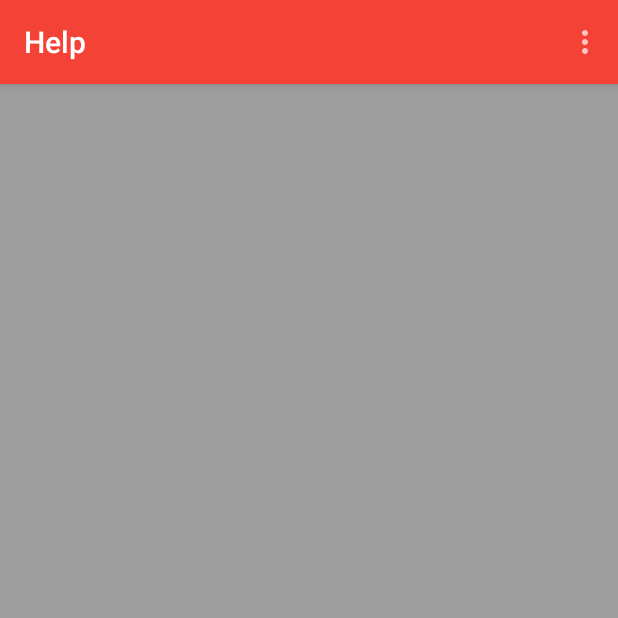
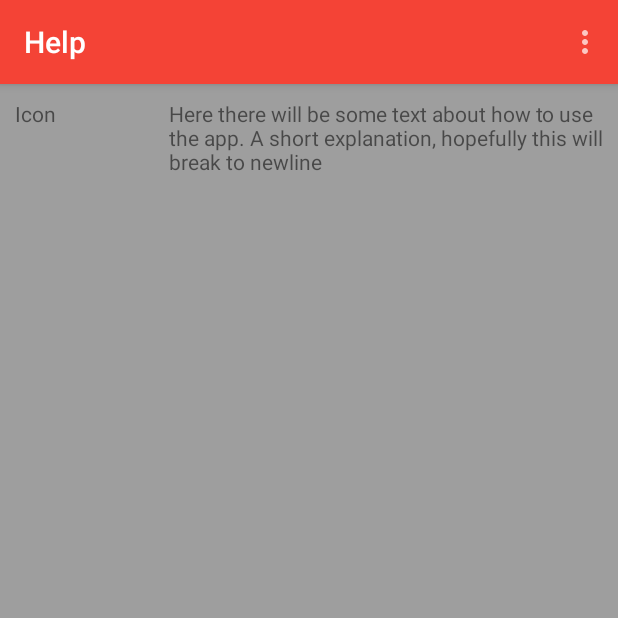
Before and after one commit to phuston/Kyzr, an Android app: the HelpActivity screen opened directly, with no data from a screen before it, on a phone screen of 412 x 824 dp, the top half of it. Run offline under Robolectric (Android 15) with nearby library versions, the phone set to English and light mode, and no system bars.

Commit message:
Adds structure for helpactivity information

```diff
--- a/app/src/main/res/layout/activity_help.xml
+++ b/app/src/main/res/layout/activity_help.xml
@@ -12,4 +12,29 @@
         layout="@layout/tool_bar"
         ></include>
 
+    <LinearLayout
+        android:id="@+id/linearLayout2"
+        android:layout_width="fill_parent"
+        android:layout_height="wrap_content"
+        android:orientation="horizontal" >
+
+        <TextView
+            android:id="@+id/textView1"
+            android:layout_width="0dp"
+            android:layout_weight="1"
+            android:layout_height="wrap_content"
+            android:text="Icon"
+            android:layout_gravity="left"
+            android:padding="10dp" />
+
+        <TextView
+            android:id="@+id/textView2"
+            android:layout_width="0dp"
+            android:layout_weight="3"
+            android:layout_height="wrap_content"
+            android:text="Here there will be some text about how to use the app. A short explanation, hopefully this will break to newline"
+            android:layout_gravity="right"
+            android:padding="10dp" />
+
+    </LinearLayout>
 </LinearLayout>
```
